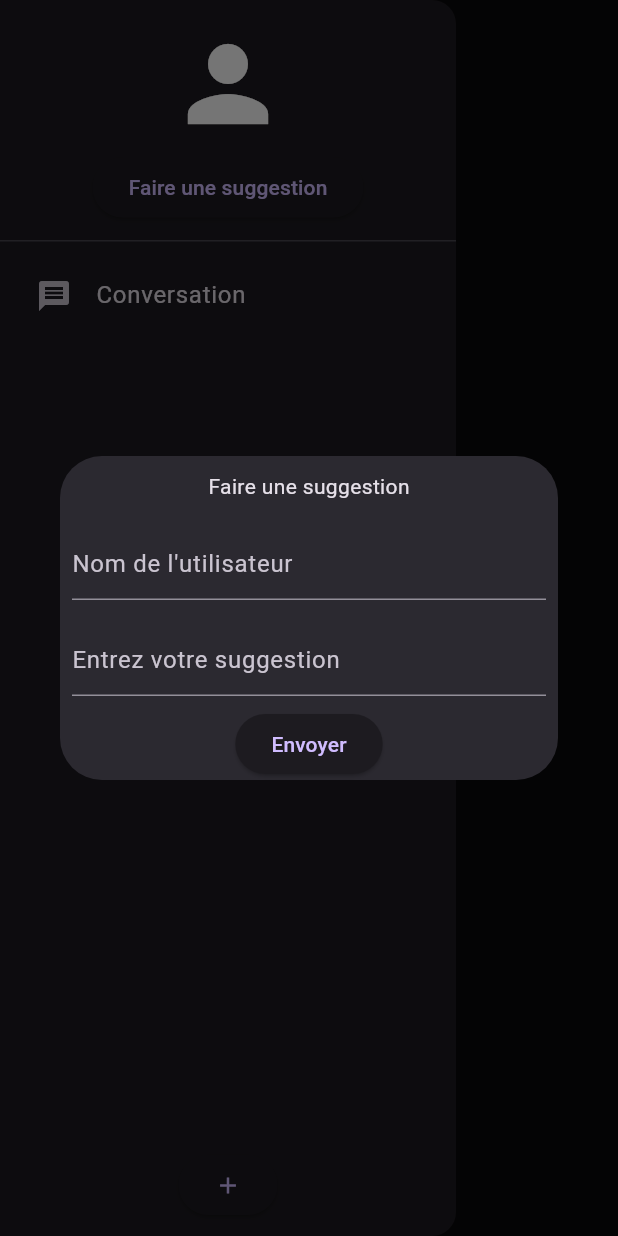
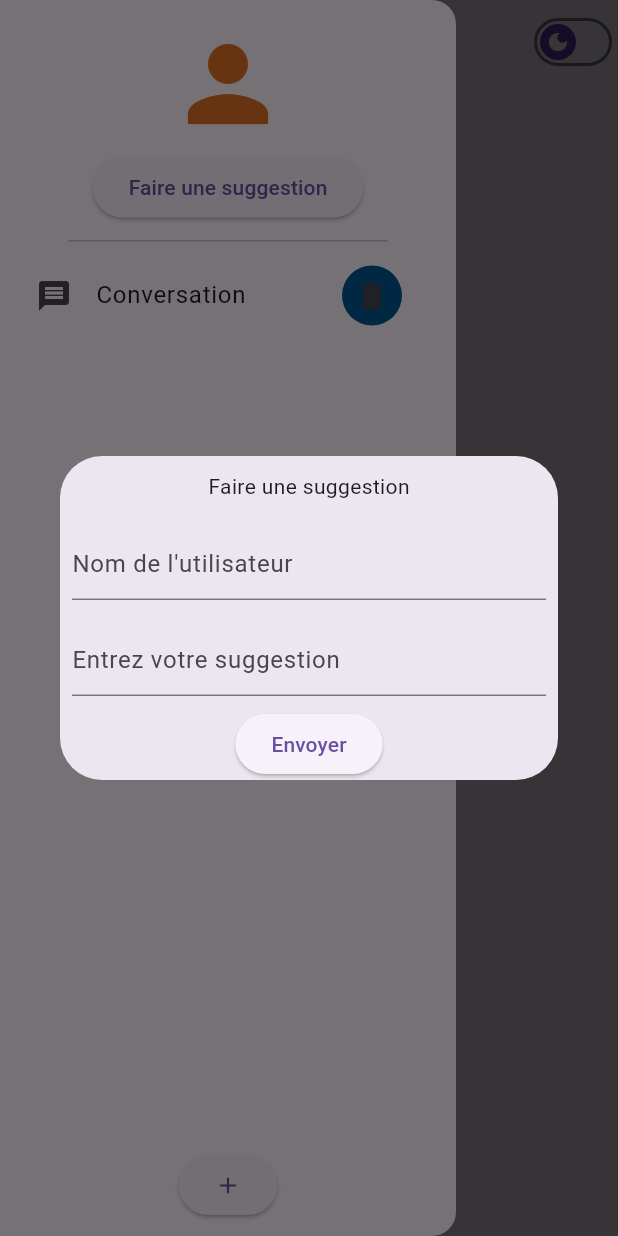
Before and after one commit to LiamBou/projet_info_s8_gpt, a Flutter app: the screen it shows after launch, in the side drawer, after a tap on "Faire une suggestion", on a phone screen of 412 x 824 dp. Run offline on Flutter 3.47's test engine with Material 3 defaults, Android fonts, the phone set to English and light mode, and no system bars; our stand-ins replace flutter_markdown, loading_animation_widget, sqflite; accounts and stored records are empty.

Commit message:
Dark and Light theme + visual upgrade
Markdown readable
Link clickable
Colors base of evry colors
Delete conv button added
Now just convs are scrollable(not the header)

```diff
--- a/lib/main.dart
+++ b/lib/main.dart
@@ -12,17 +12,23 @@ void main() {
       ChangeNotifierProvider(create: (_) => ChatProvider()),
       ChangeNotifierProvider(create: (_) => ConversationProvider()),
     ],
-    child: const MyApp(),
+    child: MyApp(),
   ));
 }
 
 class MyApp extends StatelessWidget {
-  const MyApp({super.key});
+  MyApp({super.key});
+
+  final ValueNotifier<ThemeMode> themeModeNotifier =
+      ValueNotifier(ThemeMode.system);
 
   @override
   Widget build(BuildContext context) {
+    return ValueListenableBuilder<ThemeMode>(
+      valueListenable: themeModeNotifier,
+      builder: (_, ThemeMode currentTheme, __) {
         return MaterialApp(
-      title: 'UPHF GPT Application',
+          title: 'GPT-Evry-Chatbot',
           theme: ThemeData(
             primarySwatch: Colors.blue,
             useMaterial3: true,
@@ -32,28 +38,59 @@ class MyApp extends StatelessWidget {
             useMaterial3: true,
             brightness: Brightness.dark,
           ),
-      themeMode: ThemeMode.dark,
-      home: const MyHomePage(title: 'GPT App'),
+          themeMode: currentTheme,
+          home: MyHomePage(
+              title: 'GPT App', themeModeNotifier: themeModeNotifier),
+        );
+      },
     );
   }
 }
 
 class MyHomePage extends StatefulWidget {
-  const MyHomePage({super.key, required this.title});
+  const MyHomePage(
+      {super.key, required this.title, required this.themeModeNotifier});
 
   final String title;
+  final ValueNotifier<ThemeMode> themeModeNotifier;
 
   @override
   State<MyHomePage> createState() => _MyHomePageState();
 }
 
 class _MyHomePageState extends State<MyHomePage> {
+  bool light = true;
+  final WidgetStateProperty<Icon?> themeIcon =
+      WidgetStateProperty.resolveWith<Icon?>((Set<WidgetState> states) {
+    if (states.contains(WidgetState.selected)) {
+      return const Icon(Icons.light_mode);
+    }
+    return const Icon(Icons.dark_mode, color: Colors.white);
+  });
+
   @override
   Widget build(BuildContext context) {
+    light = widget.themeModeNotifier.value == ThemeMode.light;
     return Scaffold(
       appBar: AppBar(
         title: Text(widget.title),
         centerTitle: true,
+        actions: [
+          Switch(
+              thumbIcon: themeIcon,
+              value: light,
+              activeColor: Colors.white,
+              activeTrackColor: Colors.deepPurple,
+              inactiveTrackColor: Colors.transparent,
+              inactiveThumbColor: Colors.deepPurple,
+              onChanged: (bool value) {
+                setState(() {
+                  light = value;
+                  widget.themeModeNotifier.value =
+                      light ? ThemeMode.light : ThemeMode.dark;
+                });
+              })
+        ],
       ),
       drawer: const CustomDrawer(),
       drawerEdgeDragWidth: MediaQuery.of(context).size.width,
--- a/lib/views/drawer_widget.dart
+++ b/lib/views/drawer_widget.dart
@@ -32,17 +32,18 @@ class _CustomDrawerState extends State<CustomDrawer> {
     final _suggestionController = TextEditingController();
 
     return Drawer(
+      backgroundColor: Theme.of(context).scaffoldBackgroundColor,
       child: Column(
         mainAxisAlignment: MainAxisAlignment.spaceBetween,
         children: [
-          Expanded(
-            child: ListView(
-              padding: EdgeInsets.zero,
-              children: <Widget>[
           DrawerHeader(
             child: Column(
               children: [
-                      const Icon(Icons.person, size: 80),
+                const Icon(
+                  Icons.person,
+                  size: 80,
+                  color: Color.fromRGBO(224, 111, 36, 1),
+                ),
                 Container(
                   margin: const EdgeInsets.only(top: 5),
                   child: ElevatedButton(
@@ -56,8 +57,7 @@ class _CustomDrawerState extends State<CustomDrawer> {
                           children: [
                             Container(
                                 margin: const EdgeInsets.all(10),
-                                      child:
-                                          const Text('Faire une suggestion')),
+                                child: const Text('Faire une suggestion')),
                             Padding(
                               padding: const EdgeInsets.all(8.0),
                               child: TextField(
@@ -80,23 +80,16 @@ class _CustomDrawerState extends State<CustomDrawer> {
                             ),
                             ElevatedButton(
                               onPressed: () {
-                                      if (_suggestionController.text
-                                              .trim()
-                                              .isEmpty ||
+                                if (_suggestionController.text.trim().isEmpty ||
                                     _userController.text.trim().isEmpty) {
                                   return;
                                 }
                                 Navigator.of(context).pop();
-                                      SuggestionApiInterface.instance
-                                          .putSuggestion(
+                                SuggestionApiInterface.instance.putSuggestion(
                                     Suggestion(
-                                                  username:
-                                                      _userController.text,
-                                                  description:
-                                                      _suggestionController
-                                                          .text,
-                                                  date: DateTime.now()
-                                                      .toString()),
+                                        username: _userController.text,
+                                        description: _suggestionController.text,
+                                        date: DateTime.now().toString()),
                                     context);
                               },
                               child: const Text('Envoyer'),
@@ -111,6 +104,10 @@ class _CustomDrawerState extends State<CustomDrawer> {
               ],
             ),
           ),
+          Expanded(
+            child: ListView(
+              padding: EdgeInsets.zero,
+              children: <Widget>[
                 for (int i = 0; i < conversations.length; i++)
                   Padding(
                     padding:
@@ -120,13 +117,40 @@ class _CustomDrawerState extends State<CustomDrawer> {
                           borderRadius: BorderRadius.all(Radius.circular(20))),
                       enabled: true,
                       leading: const Icon(Icons.message),
+                      trailing: IconButton(
+                          style: ElevatedButton.styleFrom(
+                            backgroundColor:
+                                const Color.fromRGBO(0, 87, 147, 1),
+                          ),
+                          onPressed: () {
+                            int newID;
+                            if (i > 0) {
+                              newID = conversations[i - 1].id ?? 0;
+                            } else if (i < conversations.length - 1) {
+                              newID = conversations[i + 1].id ?? 0;
+                            } else {
+                              newID = 0;
+                            }
+                            context
+                                .read<ConversationProvider>()
+                                .updateSelectedConversation(
+                                    selectedConversation?.id ?? 0, newID);
+                            context
+                                .read<ConversationProvider>()
+                                .deleteConversation(conversations[i].id ?? 0);
+                          },
+                          icon: const Icon(Icons.delete)),
                       title: Text(conversations[i].name),
                       selected: conversationSelected &&
                           conversations[i].id == selectedConversation.id,
                       selectedTileColor:
                           Theme.of(context).brightness == Brightness.dark
-                              ? Colors.blueGrey
-                              : Colors.blue[100],
+                              ? const Color.fromRGBO(0, 87, 147, 1)
+                              : const Color.fromRGBO(0, 87, 147, 1),
+                      selectedColor:
+                          Theme.of(context).brightness == Brightness.dark
+                              ? Colors.white
+                              : Colors.white,
                       onTap: () {
                         context
                             .read<ConversationProvider>()
--- a/pubspec.yaml
+++ b/pubspec.yaml
@@ -42,6 +42,8 @@ dependencies:
   collection: ^1.18.0
   http: ^1.2.1
   adaptive_theme: ^3.6.0
+  flutter_markdown: ^0.7.2
+  url_launcher: ^6.3.0
 
 dev_dependencies:
   flutter_test:
```
Also changed, not shown: lib/views/chat_bubble_widget.dart (+30 -9 lines), pubspec.lock, 11 other files. Lines whose indentation alone changed are shown as unchanged.
